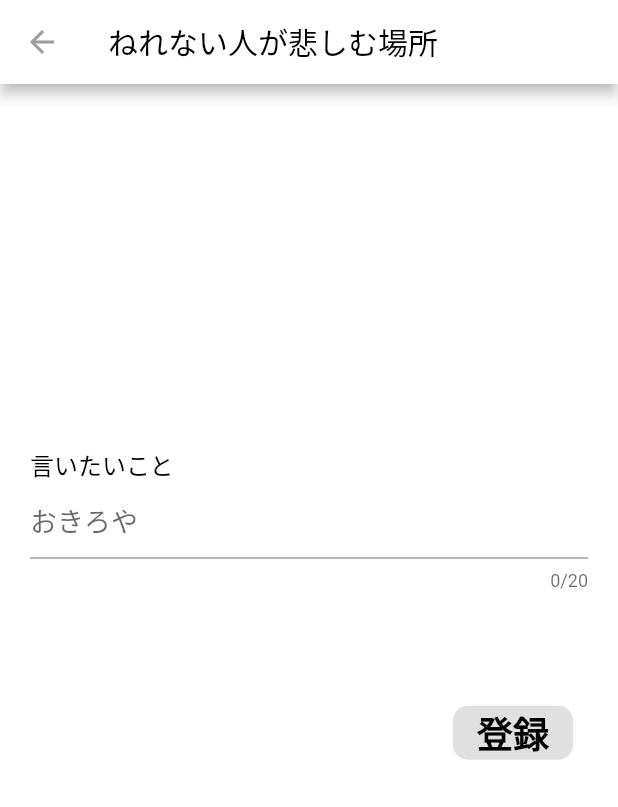
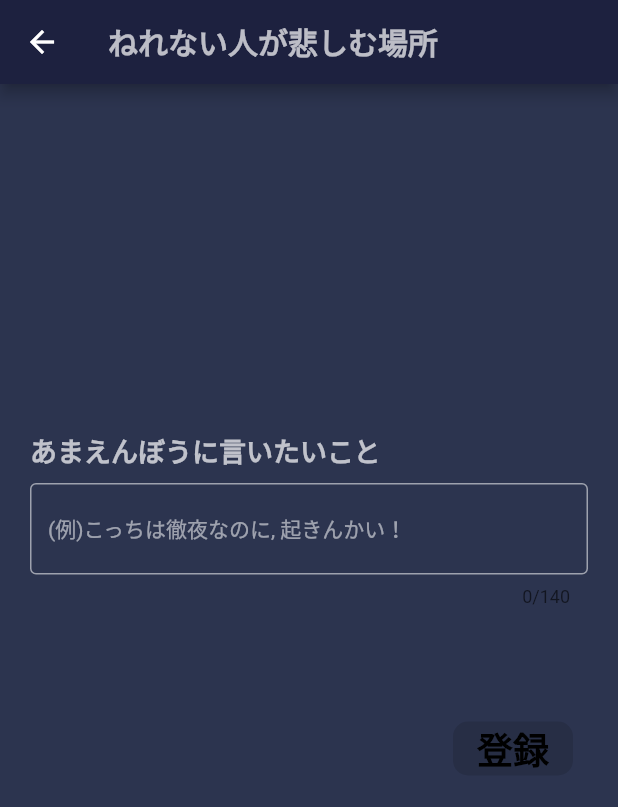
Before and after one commit to yamaso/fix_tyop, a Flutter app: the SendAllNightUserComplaintPage screen opened directly, on a phone screen of 412 x 824 dp. Shown: the top 807 px of the screen. Run offline on Flutter 3.47's test engine with Material 2 defaults, Android fonts, the phone set to English and light mode, and no system bars; our stand-ins replace flutter_datetime_picker, just_audio, lottie, page_transition.

```diff
--- a/lib/complainPage.dart
+++ b/lib/complainPage.dart
@@ -1,3 +1,4 @@
+import 'package:fix_tyop/start_up.dart';
 import 'package:http/http.dart' as http;
 import 'dart:convert';
 import 'package:flutter/material.dart';
@@ -33,14 +34,17 @@ class _SendAllNightUserComplaintPageState
     }
 
     return Scaffold(
-      backgroundColor: Colors.white,
+      backgroundColor: Color(0xFF2C344F),
       appBar: AppBar(
-        iconTheme: IconThemeData(color: Colors.grey),
+        iconTheme: IconThemeData(color: Colors.white),
         title: Text(
           'ねれない人が悲しむ場所',
-          style: TextStyle(color: Colors.black),
+          style: TextStyle(
+            color: Colors.white70,
+            fontWeight: FontWeight.w600,
+          ),
         ),
-        backgroundColor: Colors.white,
+        backgroundColor: Color(0xFF1D213F),
       ),
       body: GestureDetector(
         onTap: () {
@@ -53,7 +57,7 @@ class _SendAllNightUserComplaintPageState
               constraints: BoxConstraints(minHeight: constraints.maxHeight),
               child: Center(
                 child: Container(
-                  color: Colors.white,
+                  color: Color(0xFF2C344F),
                   padding: EdgeInsets.all(20.0),
                   child: Column(
                     mainAxisAlignment: MainAxisAlignment.spaceEvenly,
@@ -61,22 +65,35 @@ class _SendAllNightUserComplaintPageState
                     mainAxisSize: MainAxisSize.min,
                     children: <Widget>[
                       Text(
-                        '言いたいこと',
+                        'あまえんぼうに言いたいこと',
                         style: TextStyle(
-                          fontSize: 16.0,
-                          fontWeight: FontWeight.w500,
-                          color: Colors.black,
+                          fontSize: 18.0,
+                          fontWeight: FontWeight.w600,
+                          color: Colors.white70,
                         ),
                       ),
+                      SizedBox(height: 8.0),
                       TextFormField(
                         controller: complaintTextController,
                         style: TextStyle(
-                          fontSize: 18.0,
-                          fontWeight: FontWeight.w400,
+                          color: Colors.white54,
+                          fontSize: 16.0,
+                          fontWeight: FontWeight.w500,
                         ),
-                        maxLength: 20,
+                        maxLength: 140,
+                        maxLines: 10,
+                        minLines: 1,
                         decoration: InputDecoration(
-                          hintText: 'おきろや',
+                          enabledBorder: OutlineInputBorder(
+                            borderSide: BorderSide(
+                              color: Colors.white54,
+                            ),
+                          ),
+                          hintText: '(例)こっちは徹夜なのに, 起きんかい！',
+                          hintStyle: TextStyle(
+                              fontSize: 14.0,
+                              color: Colors.white54,
+                              fontWeight: FontWeight.w400),
                         ),
                         autovalidateMode: AutovalidateMode.onUserInteraction,
                       ),
@@ -93,8 +110,8 @@ class _SendAllNightUserComplaintPageState
                                 ? submitPressed
                                 : null,
                             style: ElevatedButton.styleFrom(
-                              primary: Colors.white,
-                              onPrimary: Colors.white,
+                              primary: Colors.white70,
+                              onPrimary: Colors.grey,
                               shape: RoundedRectangleBorder(
                                 borderRadius: BorderRadius.circular(10),
                               ),
@@ -124,7 +141,7 @@ class _SendAllNightUserComplaintPageState
 
   void _registDialoges(String dayOfWeek, int order, String dialogue) async {
     Uri url = Uri.parse(
-        "https://app.fuji8.me/dialogues?dayOfWeeek=$dayOfWeek&order=$order");
+        "https://app.fuji8.me/dialogues?dayOfWeek=$dayOfWeek&order=$order");
     Map<String, String> headers = {'content-type': 'application/json'};
     String body = json.encode({'dialogue': dialogue});
 
@@ -143,6 +160,11 @@ class _SendAllNightUserComplaintPageState
       });
 
       _registDialoges("MONDAY", 5, complaintTextController.text);
+      Navigator.of(context).pushAndRemoveUntil(
+        MaterialPageRoute(
+            builder: (context) => StartUpPage(title: 'GoToSleep')),
+        (_) => false,
+      );
 
       _loading = false;
     }
--- a/lib/get_up.dart
+++ b/lib/get_up.dart
@@ -6,9 +6,9 @@ import 'package:flutter_datetime_picker/flutter_datetime_picker.dart';
 import 'package:fix_tyop/playSound.dart';
 
 class GetUpPage extends StatefulWidget {
-  GetUpPage({Key? key, required this.title}) : super(key: key);
+  GetUpPage({Key? key, required this.deadLine}) : super(key: key);
 
-  final String title;
+  final DateTime deadLine;
 
   @override
   _GetUpPageState createState() => _GetUpPageState();
--- a/lib/start_up.dart
+++ b/lib/start_up.dart
@@ -39,7 +39,8 @@ class _StartUpPageState extends State<StartUpPage>
                     (_) => false,
                   );
                 }),
-                getOutlinedButton(0x7a9cbaff, '寝ない', () {
+                SizedBox(height: 7.0),
+                getOutlinedButton(0x7a9cbaff, '寝られない', () {
                   Navigator.of(context).push(
                     MaterialPageRoute(
                       builder: (context) =>
```
Also changed, not shown: lib/services/alert_dialog.dart (+27 -13 lines), lib/sleep.dart (+4 -12 lines), images/aoi_a_do.png (added), 1 other file.
